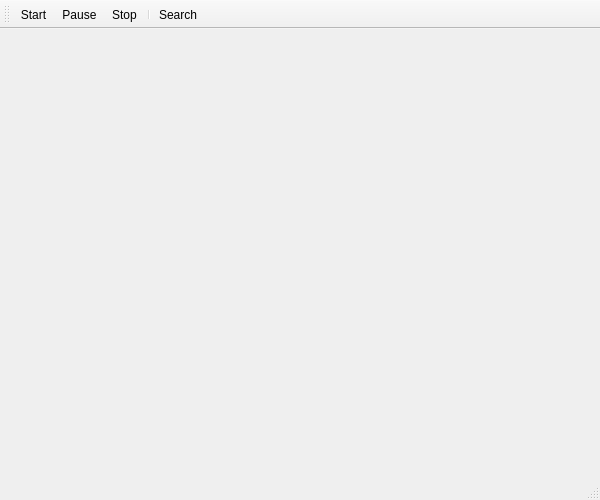
Before: the Qt Designer form mainwindow.ui in moz6go/FileIndexer, drawn with Qt 5.
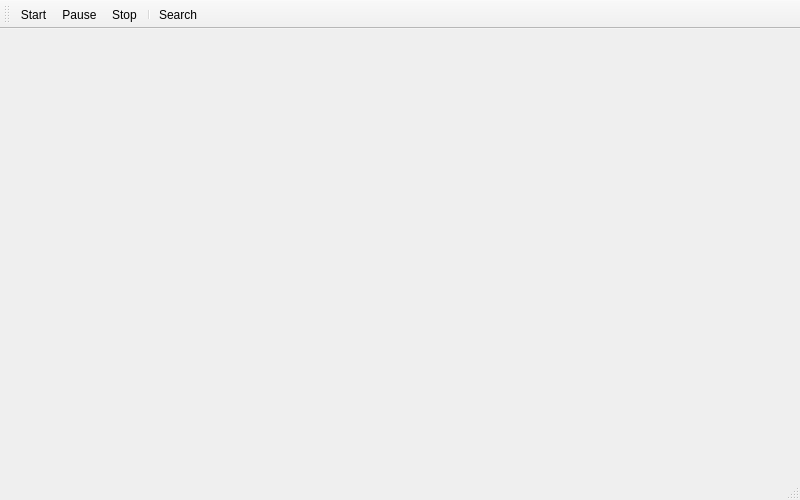
After: the same form once the commit is applied. Icons and pictures are not drawn.

```diff
--- a/mainwindow.ui
+++ b/mainwindow.ui
@@ -6,7 +6,7 @@
    <rect>
     <x>0</x>
     <y>0</y>
-    <width>600</width>
+    <width>800</width>
     <height>500</height>
    </rect>
   </property>
```
